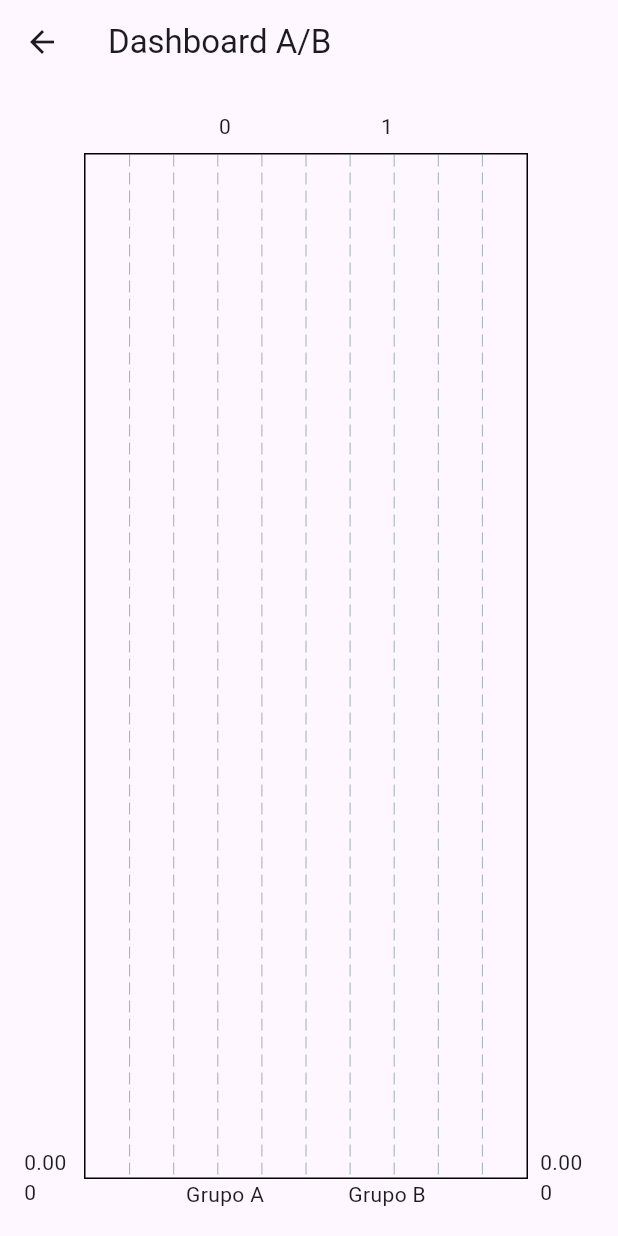
After one commit to viivi02/leaf, a Flutter app: the screen it shows after launch, after a tap on "Ver Estatísticas", on a phone screen of 412 x 824 dp. The commit adds this screen. Run offline on Flutter 3.47's test engine with Material 3 defaults, Android fonts, the phone set to English and light mode, and no system bars; drawn by our look-alikes of fl_chart; our stand-ins replace cloud_firestore, firebase_auth, firebase_core; accounts and stored records are empty; network calls fail.

Commit message:
feat: dashboard commited

```diff
--- a/lib/main.dart
+++ b/lib/main.dart
@@ -7,14 +7,12 @@
 import 'screens/book_detail_page.dart';
 import 'screens/search_page.dart';
 import 'models/book.dart';
-
+import 'screens/dashboard_page.dart';
 import 'firebase_options.dart';
 
 void main() async {
   WidgetsFlutterBinding.ensureInitialized();
-  await Firebase.initializeApp(
-    options: DefaultFirebaseOptions.currentPlatform,
-  );
+  await Firebase.initializeApp(options: DefaultFirebaseOptions.currentPlatform);
   runApp(const MyApp());
 }
 
@@ -29,13 +27,14 @@
       routes: {
         '/login': (context) => const LoginPage(),
         '/register': (context) => const RegisterPage(),
-        '/home_a': (context) => const home_a.HomePageA(), // <- rota adicionada
-        '/home_b': (context) => const home_b.HomePageB(), // <- rota adicionada
+        '/home_a': (context) => const home_a.HomePageA(group: "A"),
+        '/home_b': (context) => const home_b.HomePageB(group: "B"),
         '/search': (context) => const SearchPage(),
         '/book': (context) {
           final book = ModalRoute.of(context)!.settings.arguments as Book;
           return BookDetailPage(book: book);
         },
+        '/stats': (context) => const DashboardPage(), // 👈 nova rota
       },
     );
   }
--- a/lib/screens/auth/login.dart
+++ b/lib/screens/auth/login.dart
@@ -1,14 +1,3 @@
-/*
-PAGINA DE LOGIN - Biblioteca App
-
-Nesta página um usuário existente pode fazer login no aplicativo com:
-- Email
-- Senha
-
-Once the user successfully logs in, they will be redirected to the home page.
-If user doesn't have an account, they can navigate to the registration page.
-*/
-
 import 'package:firebase_auth/firebase_auth.dart';
 import 'package:flutter/material.dart';
 import '../../component/teste_ab.dart';
@@ -39,9 +28,9 @@
         variant == "A" ? '/home_a' : '/home_b',
       );
     } on FirebaseAuthException catch (e) {
-      ScaffoldMessenger.of(context).showSnackBar(
-        SnackBar(content: Text(e.message ?? "Login failed")),
-      );
+      ScaffoldMessenger.of(
+        context,
+      ).showSnackBar(SnackBar(content: Text(e.message ?? "Login failed")));
     }
   }
 
@@ -64,15 +53,21 @@
               obscureText: true,
             ),
             const SizedBox(height: 20),
-            ElevatedButton(
-              onPressed: login,
-              child: const Text("Entrar"),
-            ),
+            ElevatedButton(onPressed: login, child: const Text("Entrar")),
             TextButton(
               onPressed: () {
                 Navigator.pushNamed(context, '/register');
               },
               child: const Text("Criar conta"),
+            ),
+            const SizedBox(height: 20),
+            // 🚀 Botão para ir direto para Estatísticas
+            OutlinedButton.icon(
+              onPressed: () {
+                Navigator.pushNamed(context, '/stats'); // rota das estatísticas
+              },
+              icon: const Icon(Icons.bar_chart),
+              label: const Text("Ver Estatísticas"),
             ),
           ],
         ),
--- /dev/null
+++ b/lib/screens/dashboard_page.dart
@@ -0,0 +1,98 @@
+import 'package:cloud_firestore/cloud_firestore.dart';
+import 'package:flutter/material.dart';
+import 'package:fl_chart/fl_chart.dart';
+
+class DashboardPage extends StatelessWidget {
+  const DashboardPage({super.key});
+
+  Future<Map<String, double>> _getData() async {
+    final snapshot = await FirebaseFirestore.instance
+        .collection("ab_events")
+        .where("action", isEqualTo: "time_to_add")
+        .get();
+
+    final groupA = snapshot.docs.where((d) => d["group"] == "A").toList();
+    final groupB = snapshot.docs.where((d) => d["group"] == "B").toList();
+
+    double avgA = groupA.isEmpty
+        ? 0
+        : groupA.map((d) => d["duration_ms"] as int).reduce((a, b) => a + b) /
+              groupA.length;
+
+    double avgB = groupB.isEmpty
+        ? 0
+        : groupB.map((d) => d["duration_ms"] as int).reduce((a, b) => a + b) /
+              groupB.length;
+
+    return {
+      "A": avgA / 1000, // segundos
+      "B": avgB / 1000,
+    };
+  }
+
+  @override
+  Widget build(BuildContext context) {
+    return Scaffold(
+      appBar: AppBar(title: const Text("Dashboard A/B")),
+      body: FutureBuilder<Map<String, double>>(
+        future: _getData(),
+        builder: (context, snapshot) {
+          if (!snapshot.hasData) {
+            return const Center(child: CircularProgressIndicator());
+          }
+
+          final data = snapshot.data!;
+          return Padding(
+            padding: const EdgeInsets.all(16.0),
+            child: BarChart(
+              BarChartData(
+                titlesData: FlTitlesData(
+                  leftTitles: AxisTitles(
+                    sideTitles: SideTitles(showTitles: true, reservedSize: 40),
+                  ),
+                  bottomTitles: AxisTitles(
+                    sideTitles: SideTitles(
+                      showTitles: true,
+                      getTitlesWidget: (value, meta) {
+                        switch (value.toInt()) {
+                          case 0:
+                            return const Text("Grupo A");
+                          case 1:
+                            return const Text("Grupo B");
+                          default:
+                            return const Text("");
+                        }
+                      },
+                    ),
+                  ),
+                ),
+                barGroups: [
+                  BarChartGroupData(
+                    x: 0,
+                    barRods: [
+                      BarChartRodData(
+                        toY: data["A"]!,
+                        color: Colors.blue,
+                        width: 30,
+                      ),
+                    ],
+                  ),
+                  BarChartGroupData(
+                    x: 1,
+                    barRods: [
+                      BarChartRodData(
+                        toY: data["B"]!,
+                        color: const Color.fromARGB(255, 217, 2, 255),
+                        width: 30,
+                      ),
+                    ],
+                  ),
+                ],
+              ),
+            ),
+          );
+        },
+      ),
+    );
+  }
+}
--- a/pubspec.yaml
+++ b/pubspec.yaml
@@ -15,6 +15,7 @@
   firebase_core: ^3.6.0
   firebase_auth: ^5.3.1
   cloud_firestore: ^5.4.4
+  fl_chart: ^0.69.0
 
 dev_dependencies:
   flutter_test:
```
Also changed, not shown: lib/component/event_logger.dart (added, +18 -0 lines), lib/screens/home_a.dart (+25 -6 lines), lib/screens/home_b.dart (+29 -14 lines), pubspec.lock.
